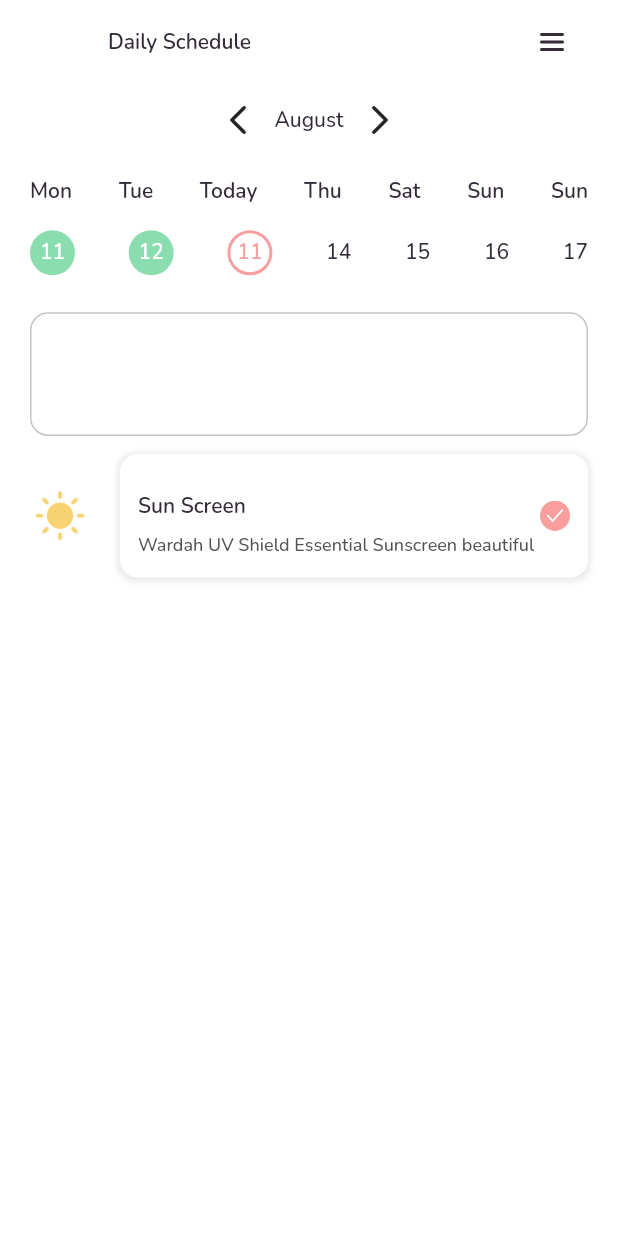
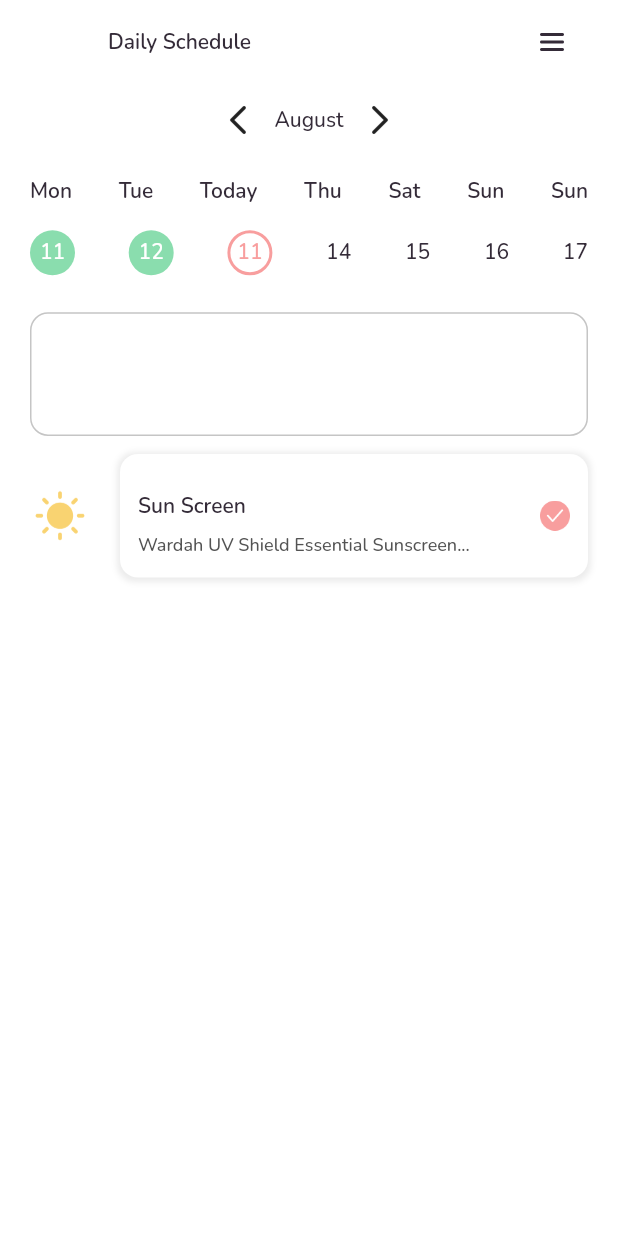
Before and after one commit to apridev/heartfilia-app, a Flutter app: the CalenderPage screen opened by its route, on a phone screen of 412 x 824 dp. Run offline on Flutter 3.47's test engine with Material 2 defaults, Android fonts, the phone set to English and light mode, and no system bars; our stand-ins replace google_fonts.

Commit message:
daily schedule tile

```diff
--- a/lib/widgets/daily_schedule_tile.dart
+++ b/lib/widgets/daily_schedule_tile.dart
@@ -1,7 +1,17 @@
 import 'package:flutter/material.dart';
-import 'package:heartfilia_app/widgets/schedule_tile.dart';
+import 'package:heartfilia_app/template.dart';
 
 class DailyScheduleTile extends StatelessWidget {
+
+  final String images;
+  final String categories;
+  final String name;
+
+  DailyScheduleTile({
+    required this.images,
+    required this.categories,
+    required this.name
+  });
 
   @override
   Widget build(BuildContext context) {
@@ -14,12 +24,74 @@ class DailyScheduleTile extends StatelessWidget {
           Column(
             children: [
               Image.asset(
-                'assets/images/image_sun.png',
+                images,
                 width: 40,
               ),
             ],
           ),
-          ScheduleTile(),
+          Expanded(
+      child: Container(
+        margin: EdgeInsets.only(left: defaultMargin),
+        width: double.infinity,
+        height: MediaQuery.of(context).size.height * 0.1,
+        decoration: BoxDecoration(
+          borderRadius: BorderRadius.circular(12),
+          color: backgroundColor,
+          boxShadow: [
+            BoxShadow(
+              color: Colors.grey.withOpacity(0.2),
+              spreadRadius: 2,
+              blurRadius: 3,
+              offset: Offset(0, 1), // changes position of shadow
+            ),
+          ],
+        ),
+        child: Row(
+          crossAxisAlignment: CrossAxisAlignment.start,
+          children: [
+            Expanded(
+              child: Container(
+                margin: EdgeInsets.only(top: 12, left: 12),
+                child: Column(
+                  mainAxisAlignment: MainAxisAlignment.center,
+                  crossAxisAlignment: CrossAxisAlignment.start,
+                  children: [
+                    Text(
+                      categories,
+                      style: primaryTextStyle.copyWith(
+                          fontSize: 14,
+                          fontWeight: semiBold,
+                          overflow: TextOverflow.ellipsis),
+                    ),
+                    SizedBox(
+                      height: 8,
+                    ),
+                    Text(
+                      name,
+                      style: secondaryBlackStyle.copyWith(
+                          fontSize: 12,
+                          fontWeight: medium,
+                          overflow: TextOverflow.ellipsis),
+                    )
+                  ],
+                ),
+              ),
+            ),
+            Column(
+              mainAxisAlignment: MainAxisAlignment.center,
+              children: [
+                Container(
+                    margin: EdgeInsets.only(right: 12),
+                    child: Image.asset(
+                      'assets/icons/icon_checklist_on.png',
+                      width: 20,
+                    )),
+              ],
+            )
+          ],
+        ),
+      ),
+    )
         ],
       ),
     );
```
